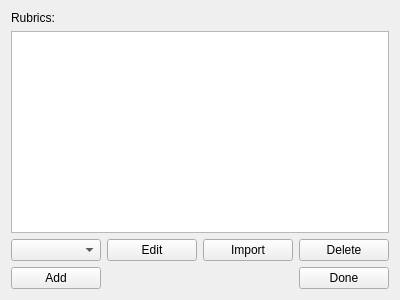
This is GUI/selectrubric.ui in Laucksy/CS-205-Project as Qt 5 draws it before an edit. The edited form follows.
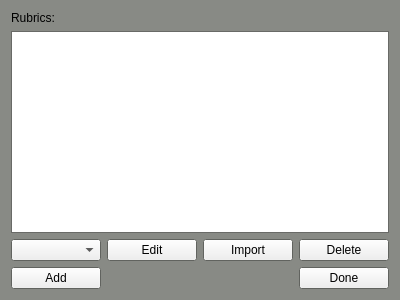
This is the edited form.

Commit message: Fixed GUI colors and deleting feedback

```diff
--- a/GUI/selectrubric.ui
+++ b/GUI/selectrubric.ui
@@ -10,6 +10,70 @@
     <height>300</height>
    </rect>
   </property>
+  <property name="palette">
+   <palette>
+    <active>
+     <colorrole role="Base">
+      <brush brushstyle="SolidPattern">
+       <color alpha="255">
+        <red>255</red>
+        <green>255</green>
+        <blue>255</blue>
+       </color>
+      </brush>
+     </colorrole>
+     <colorrole role="Window">
+      <brush brushstyle="SolidPattern">
+       <color alpha="255">
+        <red>136</red>
+        <green>138</green>
+        <blue>133</blue>
+       </color>
+      </brush>
+     </colorrole>
+    </active>
+    <inactive>
+     <colorrole role="Base">
+      <brush brushstyle="SolidPattern">
+       <color alpha="255">
+        <red>255</red>
+        <green>255</green>
+        <blue>255</blue>
+       </color>
+      </brush>
+     </colorrole>
+     <colorrole role="Window">
+      <brush brushstyle="SolidPattern">
+       <color alpha="255">
+        <red>136</red>
+        <green>138</green>
+        <blue>133</blue>
+       </color>
+      </brush>
+     </colorrole>
+    </inactive>
+    <disabled>
+     <colorrole role="Base">
+      <brush brushstyle="SolidPattern">
+       <color alpha="255">
+        <red>136</red>
+        <green>138</green>
+        <blue>133</blue>
+       </color>
+      </brush>
+     </colorrole>
+     <colorrole role="Window">
+      <brush brushstyle="SolidPattern">
+       <color alpha="255">
+        <red>136</red>
+        <green>138</green>
+        <blue>133</blue>
+       </color>
+      </brush>
+     </colorrole>
+    </disabled>
+   </palette>
+  </property>
   <property name="windowTitle">
    <string>Form</string>
   </property>
```
The commit also changes 22 other files.
